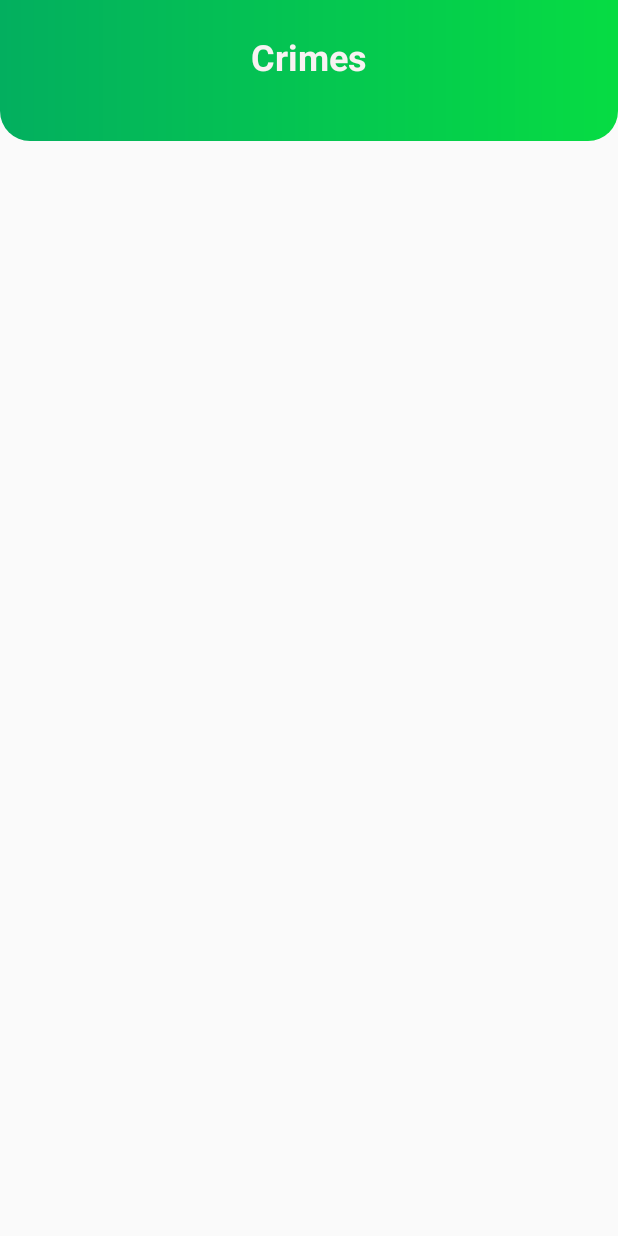
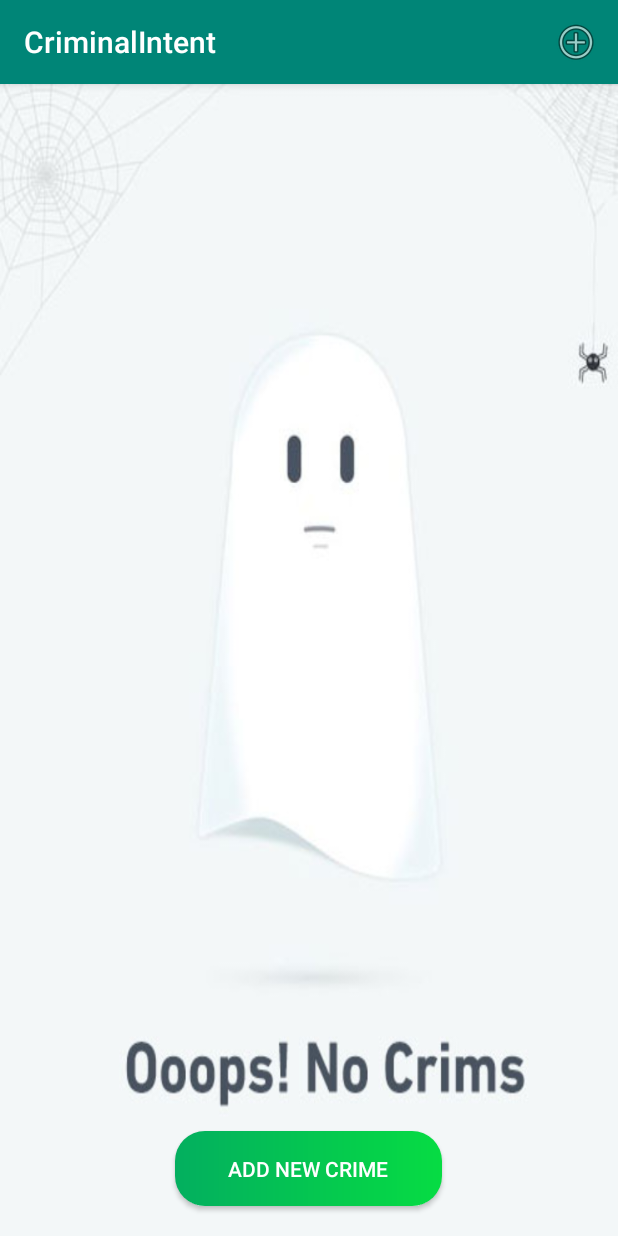
Before and after one commit to EngAL-shikh/CriminalIntentCH13V2, an Android app: the screen it shows after launch (MainActivity), on a phone screen of 412 x 824 dp. Run offline under Robolectric (Android 15) with nearby library versions, the phone set to English and light mode, and no system bars; our stand-ins replace Room's generated code.

Commit message:
-Empty View

```diff
--- a/app/src/main/java/com/example/criminalintent/CrimeListFragment.kt
+++ b/app/src/main/java/com/example/criminalintent/CrimeListFragment.kt
@@ -5,9 +5,7 @@ import android.content.Context
 import android.graphics.PostProcessor
 import android.os.Bundle
 import android.util.Log
-import android.view.LayoutInflater
-import android.view.View
-import android.view.ViewGroup
+import android.view.*
 import android.widget.ImageView
 import android.widget.TextView
 import android.widget.Toast
@@ -17,6 +15,7 @@ import androidx.lifecycle.ViewModelProviders
 import androidx.recyclerview.widget.DiffUtil
 import androidx.recyclerview.widget.LinearLayoutManager
 import androidx.recyclerview.widget.RecyclerView
+import kotlinx.android.synthetic.main.fragment_crime_list.*
 import java.text.DateFormat
 import java.text.ParsePosition
 import java.util.*
@@ -24,6 +23,8 @@ import java.util.*
 private const val TAG = "CrimeListFragment"
 
 class CrimeListFragment : Fragment() {
+
+
 
     interface Callbacks {
         fun onCrimeSelected(crimeId: UUID)
@@ -51,6 +52,7 @@ class CrimeListFragment : Fragment() {
         inflater: LayoutInflater,
         container: ViewGroup?,
         savedInstanceState: Bundle?
+
     ): View? {
         val view = inflater.inflate(R.layout.fragment_crime_list, container, false)
         crimeRecyclerView = view.findViewById(R.id.crime_recycler_view) as RecyclerView
@@ -58,12 +60,17 @@ class CrimeListFragment : Fragment() {
         crimeRecyclerView.layoutManager = LinearLayoutManager(context)
 
         crimeRecyclerView.adapter = adapter
+
         return view
     }
 
     override fun onViewCreated(view: View, savedInstanceState: Bundle?) {
         super.onViewCreated(view, savedInstanceState)
-        crimeListViewModel.crimeListLiveData?.observe(
+        setHasOptionsMenu(true)
+
+
+
+            crimeListViewModel.crimeListLiveData?.observe(
             viewLifecycleOwner,
             Observer { crimes ->
                 crimes?.let {
@@ -75,6 +82,14 @@ class CrimeListFragment : Fragment() {
                 }
             }
         )
+
+        addnewcrime.setOnClickListener {
+
+            val crime = Crime()
+            crimeListViewModel.addCrime(crime)
+            callbacks?.onCrimeSelected(crime.id)
+            true
+        }
     }
 
     override fun onDetach() {
@@ -85,8 +100,15 @@ class CrimeListFragment : Fragment() {
 
     private fun updateUI(crimes: List<Crime>) {
 
-        adapter = CrimeAdapter(crimes)
-        crimeRecyclerView.adapter = adapter
+        if(crimes.size<=0) {
+            empty_view.visibility=View.VISIBLE
+            crime_recycler_view.visibility=View.GONE
+            addnewcrime.visibility=View.VISIBLE
+
+        }else{
+            adapter = CrimeAdapter(crimes)
+            crimeRecyclerView.adapter = adapter}
+
     }
 
     abstract class CrimeHolder(view: View) : RecyclerView.ViewHolder(view) {
@@ -185,6 +207,8 @@ class CrimeListFragment : Fragment() {
         override fun getItemCount(): Int {
             return crimes.size
         }
+
+
         fun sendlist(Crime:List<Crime>){
             val oldList=crimes
             val diffResult:DiffUtil.DiffResult=DiffUtil.calculateDiff(
@@ -192,6 +216,8 @@ class CrimeListFragment : Fragment() {
                     oldList,Crime
                 )
             )
+
+
 
             crimes=Crime
             diffResult.dispatchUpdatesTo(this)
@@ -242,4 +268,25 @@ class CrimeListFragment : Fragment() {
         }
 
     }
+
+    override fun onCreateOptionsMenu(menu: Menu, inflater: MenuInflater) {
+        super.onCreateOptionsMenu(menu, inflater)
+        inflater.inflate(R.menu.fragment_crime_list, menu)
+    }
+
+    override fun onOptionsItemSelected(item: MenuItem): Boolean {
+        return when (item.itemId) {
+            R.id.new_crime -> {
+                val crime = Crime()
+                crimeListViewModel.addCrime(crime)
+                callbacks?.onCrimeSelected(crime.id)
+                true
+            }
+            else -> return super.onOptionsItemSelected(item)
+        }
+    }
+
+
+
+
 }
--- a/app/src/main/java/com/example/criminalintent/CrimeListViewModel.kt
+++ b/app/src/main/java/com/example/criminalintent/CrimeListViewModel.kt
@@ -9,4 +9,9 @@ class CrimeListViewModel : ViewModel() {
      private  val crimeRepository = CrimeRepository.get()
     val crimeListLiveData = crimeRepository.getCrimes()
 
+    fun addCrime(crime: Crime) {
+        crimeRepository.addCrime(crime)
+    }
+
+
 }
--- a/app/src/main/java/com/example/criminalintent/MainActivity.kt
+++ b/app/src/main/java/com/example/criminalintent/MainActivity.kt
@@ -3,6 +3,7 @@ package com.example.criminalintent
 import android.os.Bundle
 
 import androidx.appcompat.app.AppCompatActivity
+import kotlinx.android.synthetic.main.fragment_crime_list.*
 
 import java.util.*
 
--- /dev/null
+++ b/app/src/main/res/drawable/shape2.xml
@@ -0,0 +1,14 @@
+<?xml version="1.0" encoding="utf-8"?>
+<shape xmlns:android="http://schemas.android.com/apk/res/android">
+
+ <corners android:radius="20dp"></corners>
+
+
+        <gradient
+            android:angle="180"
+
+            android:endColor="#03AF5F"
+            android:startColor="#06DC43"
+            android:type="linear" />
+
+</shape>
--- a/app/src/main/res/layout/activity_main.xml
+++ b/app/src/main/res/layout/activity_main.xml
@@ -12,7 +12,8 @@
         android:layout_width="match_parent"
         android:layout_height="94dp"
         android:background="@drawable/shape1"
-        android:orientation="horizontal">
+        android:orientation="horizontal"
+        android:visibility="gone">
 
         <TextView
             android:id="@+id/textView2"
--- a/app/src/main/res/layout/fragment_crime_list.xml
+++ b/app/src/main/res/layout/fragment_crime_list.xml
@@ -1,7 +1,43 @@
 <?xml version="1.0" encoding="utf-8"?>
 
-<androidx.recyclerview.widget.RecyclerView xmlns:android="http://schemas.android.com/apk/res/android"
-    android:id="@+id/crime_recycler_view"
+<LinearLayout
+xmlns:android="http://schemas.android.com/apk/res/android"
+
     android:layout_width="match_parent"
     android:layout_height="match_parent"
-    android:layout_marginTop="92dp" />
+    android:background="#f3f7f8"
+    android:orientation="vertical">
+
+    <androidx.recyclerview.widget.RecyclerView
+        android:id="@+id/crime_recycler_view"
+        android:layout_width="match_parent"
+        android:layout_height="wrap_content">
+
+    </androidx.recyclerview.widget.RecyclerView>
+    <TextView
+
+        android:id="@+id/empty_view"
+        android:layout_width="wrap_content"
+        android:layout_height="0dp"
+        android:layout_weight="4"
+
+        android:gravity="center"
+        android:visibility="gone"
+        android:background="@drawable/opsnodata"
+        />
+
+    <Button
+        android:id="@+id/addnewcrime"
+        android:layout_width="178dp"
+        android:layout_height="50dp"
+        android:layout_gravity="center"
+        android:background="@drawable/shape2"
+        android:textColor="#FFFF"
+        android:visibility="gone"
+        android:text="Add New Crime"
+
+        android:layout_marginBottom="20dp">
+
+    </Button>
+
+</LinearLayout>
--- /dev/null
+++ b/app/src/main/res/menu/fragment_crime_list.xml
@@ -0,0 +1,11 @@
+<?xml version="1.0" encoding="utf-8"?>
+<menu xmlns:android="http://schemas.android.com/apk/res/android"
+    xmlns:app="http://schemas.android.com/apk/res-auto">
+
+    xmlns:app="http://schemas.android.com/apk/res-auto">
+    <item
+        android:id="@+id/new_crime"
+        android:icon="@android:drawable/ic_menu_add"
+        android:title="@string/new_crime"
+        app:showAsAction="ifRoom|withText"/>
+</menu>
--- a/app/src/main/res/values/strings.xml
+++ b/app/src/main/res/values/strings.xml
@@ -3,5 +3,6 @@
 
     <!-- TODO: Remove or change this placeholder text -->
     <string name="hello_blank_fragment" translatable="false">Hello blank fragment</string>
+    <string name="new_crime">New Crime</string>
 
 </resources>
--- a/app/src/main/res/values/styles.xml
+++ b/app/src/main/res/values/styles.xml
@@ -1,7 +1,7 @@
 <resources>
 
     <!-- Base application theme. -->
-    <style name="AppTheme" parent="Theme.AppCompat.DayNight.NoActionBar">
+    <style name="AppTheme" parent="Theme.AppCompat.DayNight.DarkActionBar">
         <!-- Customize your theme here. -->
         <item name="colorPrimary">@color/colorPrimary</item>
         <item name="colorPrimaryDark">@color/colorPrimaryDark</item>
```
Also changed, not shown: app/src/main/java/com/example/criminalintent/Crime.kt (+8 -1 lines), app/src/main/java/com/example/criminalintent/CrimeFragment.kt (+6 -8 lines), app/src/main/java/com/example/criminalintent/CrimeRepository.kt (+6 -5 lines), app/src/main/java/com/example/criminalintent/TimePickerFragment.kt (+28 -26 lines), app/src/main/res/drawable/emptycrime.jpg (added), app/src/main/res/drawable/nodata.png (added), app/src/main/res/drawable/opsnodata.jpg (added).
